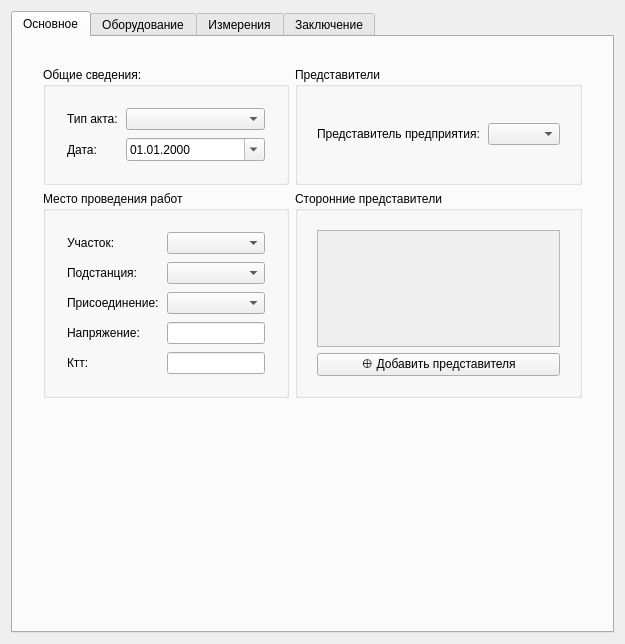
Above: ui/createactwidget.ui from nikola240698/MeteringActs before the change. Below: the same form after it.
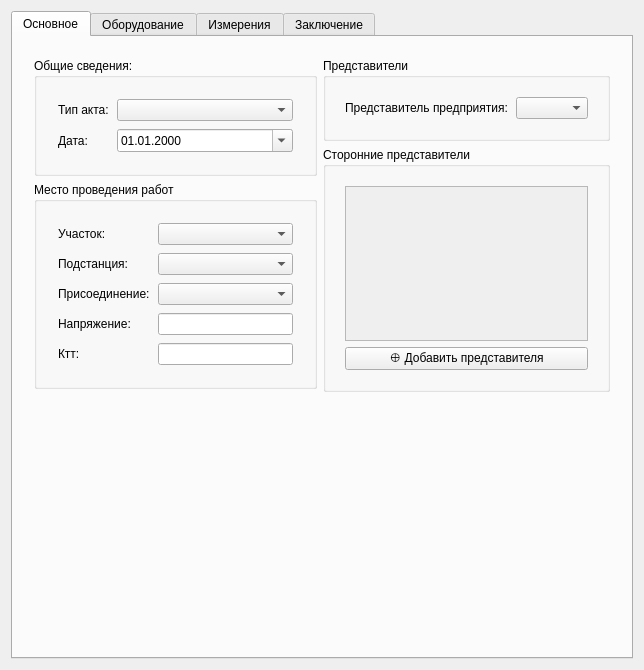
That is the form after the change. The open tabs and pages were chosen to show the change.

Patch:
```diff
--- a/ui/createactwidget.ui
+++ b/ui/createactwidget.ui
@@ -6,15 +6,15 @@
    <rect>
     <x>0</x>
     <y>0</y>
-    <width>625</width>
-    <height>644</height>
+    <width>644</width>
+    <height>670</height>
    </rect>
   </property>
   <property name="windowTitle">
    <string>CreateActWidget</string>
   </property>
   <layout class="QGridLayout" name="gridLayout">
-   <item row="0" column="0" colspan="2">
+   <item row="0" column="2">
     <widget class="QTabWidget" name="actTabWidget">
      <property name="currentIndex">
       <number>1</number>
@@ -23,11 +23,9 @@
       <attribute name="title">
        <string>Основное</string>
       </attribute>
-      <layout class="QGridLayout" name="gridLayout_5">
-       <item row="0" column="0">
         <layout class="QVBoxLayout" name="mainTabLayout">
          <property name="spacing">
-          <number>10</number>
+        <number>8</number>
          </property>
          <property name="leftMargin">
           <number>12</number>
@@ -43,61 +41,10 @@
          </property>
          <item>
           <widget class="QWidget" name="mainContentWidget" native="true">
-           <layout class="QGridLayout" name="gridLayout_3">
-            <item row="0" column="0">
-             <layout class="QGridLayout" name="mainContentGridLayout" columnstretch="1,1">
-              <item row="0" column="1">
-               <widget class="QGroupBox" name="employeeGroupBox">
-                <property name="sizePolicy">
-                 <sizepolicy hsizetype="Preferred" vsizetype="Minimum">
-                  <horstretch>0</horstretch>
-                  <verstretch>0</verstretch>
-                 </sizepolicy>
-                </property>
-                <property name="title">
-                 <string>Представители</string>
-                </property>
-                <layout class="QGridLayout" name="gridLayout_4">
-                 <item row="1" column="0">
-                  <layout class="QGridLayout" name="employeeGridLayout">
-                   <property name="leftMargin">
-                    <number>10</number>
-                   </property>
-                   <property name="topMargin">
-                    <number>10</number>
-                   </property>
-                   <property name="rightMargin">
-                    <number>10</number>
-                   </property>
-                   <property name="bottomMargin">
-                    <number>10</number>
-                   </property>
-                   <property name="spacing">
-                    <number>8</number>
-                   </property>
-                   <item row="0" column="0">
-                    <widget class="QLabel" name="emplyeeLabel">
-                     <property name="text">
-                      <string>Представитель предприятия:</string>
-                     </property>
-                    </widget>
-                   </item>
-                   <item row="0" column="1">
-                    <widget class="QComboBox" name="employeeComboBox">
-                     <property name="sizePolicy">
-                      <sizepolicy hsizetype="Expanding" vsizetype="Fixed">
-                       <horstretch>0</horstretch>
-                       <verstretch>0</verstretch>
-                      </sizepolicy>
-                     </property>
-                    </widget>
-                   </item>
-                  </layout>
-                 </item>
-                </layout>
-               </widget>
-              </item>
-              <item row="0" column="0">
+         <layout class="QHBoxLayout" name="horizontalLayout">
+          <item>
+           <layout class="QVBoxLayout" name="mainContentColumn1Lyout">
+            <item>
                <widget class="QGroupBox" name="generalDataGroupBox">
                 <property name="sizePolicy">
                  <sizepolicy hsizetype="Preferred" vsizetype="Preferred">
@@ -177,7 +124,7 @@
                 </layout>
                </widget>
               </item>
-              <item row="1" column="0">
+            <item>
                <widget class="QGroupBox" name="locationGroupBox">
                 <property name="title">
                  <string>Место проведения работ</string>
@@ -263,7 +210,75 @@
                 </layout>
                </widget>
               </item>
-              <item row="1" column="1">
+            <item>
+             <spacer name="verticalSpacer_5">
+              <property name="orientation">
+               <enum>Qt::Orientation::Vertical</enum>
+              </property>
+              <property name="sizeHint" stdset="0">
+               <size>
+                <width>20</width>
+                <height>40</height>
+               </size>
+              </property>
+             </spacer>
+            </item>
+           </layout>
+          </item>
+          <item>
+           <layout class="QVBoxLayout" name="mainContentColumn2Layout">
+            <item>
+             <widget class="QGroupBox" name="employeeGroupBox">
+              <property name="sizePolicy">
+               <sizepolicy hsizetype="Preferred" vsizetype="Minimum">
+                <horstretch>0</horstretch>
+                <verstretch>0</verstretch>
+               </sizepolicy>
+              </property>
+              <property name="title">
+               <string>Представители</string>
+              </property>
+              <layout class="QGridLayout" name="gridLayout_4">
+               <item row="1" column="0">
+                <layout class="QGridLayout" name="employeeGridLayout">
+                 <property name="leftMargin">
+                  <number>10</number>
+                 </property>
+                 <property name="topMargin">
+                  <number>10</number>
+                 </property>
+                 <property name="rightMargin">
+                  <number>10</number>
+                 </property>
+                 <property name="bottomMargin">
+                  <number>10</number>
+                 </property>
+                 <property name="spacing">
+                  <number>8</number>
+                 </property>
+                 <item row="0" column="0">
+                  <widget class="QLabel" name="emplyeeLabel">
+                   <property name="text">
+                    <string>Представитель предприятия:</string>
+                   </property>
+                  </widget>
+                 </item>
+                 <item row="0" column="1">
+                  <widget class="QComboBox" name="employeeComboBox">
+                   <property name="sizePolicy">
+                    <sizepolicy hsizetype="Expanding" vsizetype="Fixed">
+                     <horstretch>0</horstretch>
+                     <verstretch>0</verstretch>
+                    </sizepolicy>
+                   </property>
+                  </widget>
+                 </item>
+                </layout>
+               </item>
+              </layout>
+             </widget>
+            </item>
+            <item>
                <widget class="QGroupBox" name="externalRepresentativesGroupBox">
                 <property name="title">
                  <string>Сторонние представители</string>
@@ -285,6 +300,12 @@
                    </property>
                    <item>
                     <widget class="QScrollArea" name="scrollArea">
+                   <property name="minimumSize">
+                    <size>
+                     <width>0</width>
+                     <height>0</height>
+                    </size>
+                   </property>
                      <property name="widgetResizable">
                       <bool>true</bool>
                      </property>
@@ -294,7 +315,7 @@
                         <x>0</x>
                         <y>0</y>
                         <width>253</width>
-                        <height>130</height>
+                      <height>147</height>
                        </rect>
                       </property>
                       <layout class="QVBoxLayout" name="verticalLayout_8">
@@ -320,11 +341,13 @@
                          </property>
                          <item>
                           <widget class="QWidget" name="externalRepresentativesContainer" native="true">
-                           <layout class="QVBoxLayout" name="verticalLayout_2">
-                            <item>
+                         <property name="minimumSize">
+                          <size>
+                           <width>0</width>
+                           <height>0</height>
+                          </size>
+                         </property>
                              <layout class="QVBoxLayout" name="externalRepresentativesContainerLayout"/>
-                            </item>
-                           </layout>
                           </widget>
                          </item>
                         </layout>
@@ -345,19 +368,11 @@
                 </layout>
                </widget>
               </item>
-             </layout>
-            </item>
-           </layout>
-          </widget>
-         </item>
          <item>
           <spacer name="verticalSpacer">
            <property name="orientation">
             <enum>Qt::Orientation::Vertical</enum>
            </property>
-           <property name="sizeType">
-            <enum>QSizePolicy::Policy::Expanding</enum>
-           </property>
            <property name="sizeHint" stdset="0">
             <size>
              <width>20</width>
@@ -367,6 +382,9 @@
           </spacer>
          </item>
         </layout>
+          </item>
+         </layout>
+        </widget>
        </item>
       </layout>
      </widget>
```
Left out of the diff: 37 changed lines with no effect on the pictures. Lines whose indentation alone changed are shown as unchanged.
